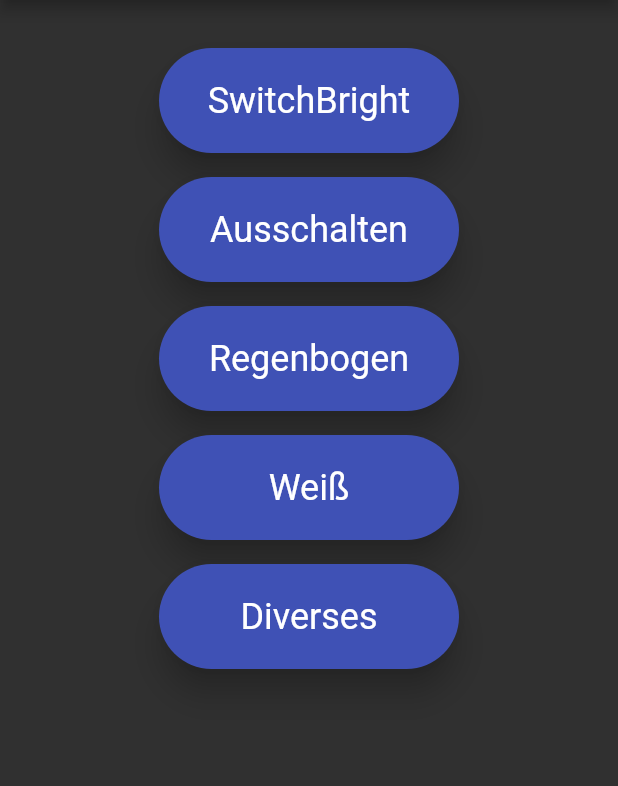
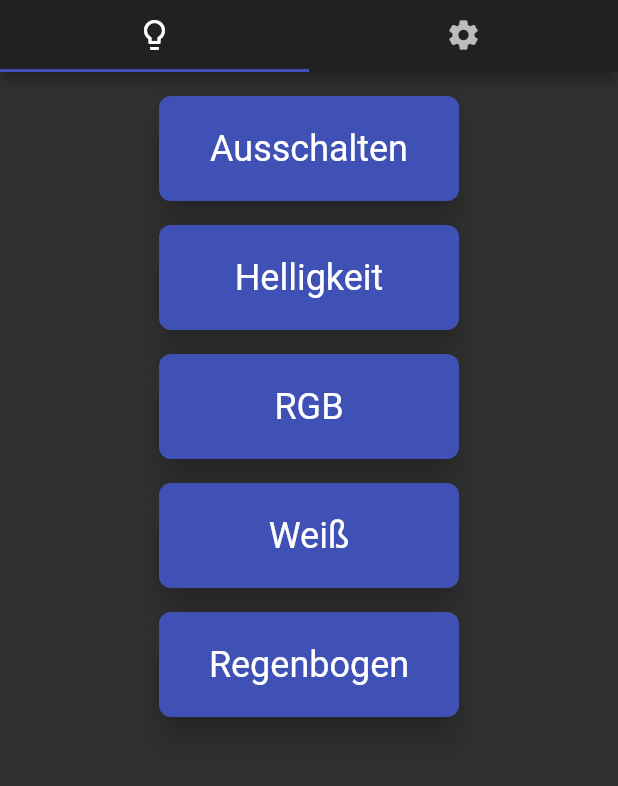
Before and after one commit to tobiasreissmann/ip_remote, a Flutter app: the screen it shows after launch, on a phone screen of 412 x 824 dp, the part 84-870 px from its top. Run offline on Flutter 3.47's test engine with Material 2 defaults, Android fonts, the light colour scheme and no system bars.

Commit message:
pages förtig

```diff
--- /dev/null
+++ b/color_remote/lib/light_button.dart
@@ -0,0 +1,39 @@
+import 'package:flutter/material.dart';
+
+class LightButton extends StatelessWidget {
+  final Widget child;
+  final String text;
+  final VoidCallback onPressed;
+
+  LightButton({
+    Key key,
+    this.child,
+    this.text,
+    this.onPressed,
+  }) : super(key: key);
+
+  @override
+  Widget build(BuildContext context) {
+    return Column(
+      children: <Widget>[
+        ButtonTheme(
+          minWidth: 200,
+          height: 70,
+          buttonColor: Colors.indigo,
+          child: RaisedButton(
+            shape: RoundedRectangleBorder(borderRadius: BorderRadius.circular(8)),
+            elevation: 9,
+            child: Text(
+              text,
+              style: TextStyle(color: Colors.white, fontSize: 24, fontWeight: FontWeight.w400),
+            ),
+            onPressed: onPressed,
+          ),
+        ),
+        Padding(
+          padding: EdgeInsets.all(8),
+        ),
+      ],
+    );
+  }
+}
--- /dev/null
+++ b/color_remote/lib/light_page.dart
@@ -0,0 +1,57 @@
+import 'package:color_remote/light_button.dart';
+import 'package:flutter/material.dart';
+
+class LightPage extends StatelessWidget {
+  final GlobalKey<ScaffoldState> scaffoldKey;
+
+  LightPage({Key key, this.scaffoldKey}) : super(key: key);
+
+  @override
+  Widget build(BuildContext context) {
+    return Container(
+      width: MediaQuery.of(context).size.width,
+      child: ListView(
+        children: <Widget>[
+          Column(
+            mainAxisAlignment: MainAxisAlignment.center,
+            crossAxisAlignment: CrossAxisAlignment.center,
+            children: <Widget>[
+              Padding(padding: EdgeInsets.all(8)),
+              LightButton(
+                text: 'Ausschalten',
+                onPressed: () => showSnack('Ausgeschaltet'),
+              ),
+              LightButton(
+                text: 'Helligkeit',
+                onPressed: () => showSnack('Helligkeit geändert'),
+              ),
+              LightButton(
+                text: 'RGB',
+                onPressed: () => showSnack('RGB-Modus'),
+              ),
+              LightButton(
+                text: 'Weiß',
+                onPressed: () => showSnack('Weiß-Modus'),
+              ),
+              LightButton(
+                text: 'Regenbogen',
+                onPressed: () => showSnack('Regenbogen-Modus'),
+              ),
+            ],
+          )
+        ],
+      ),
+    );
+  }
+
+  void showSnack(String text) {
+    scaffoldKey.currentState.removeCurrentSnackBar();
+    scaffoldKey.currentState.showSnackBar(
+      SnackBar(
+        content: Text(
+          text,
+        ),
+      ),
+    );
+  }
+}
--- a/color_remote/lib/main.dart
+++ b/color_remote/lib/main.dart
@@ -1,3 +1,4 @@
+import 'package:color_remote/light_page.dart';
 import 'package:flutter/material.dart';
 
 void main() => runApp(MyApp());
@@ -7,9 +8,9 @@ class MyApp extends StatelessWidget {
   Widget build(BuildContext context) {
     return MaterialApp(
       theme: ThemeData(
-        primarySwatch: Colors.blue,
+        primarySwatch: Colors.indigo,
         brightness: Brightness.dark,
-        accentColor: Colors.blue[700],
+        accentColor: Colors.indigo,
       ),
       home: MyHomePage(),
     );
@@ -26,112 +27,24 @@ class _MyHomePageState extends State<MyHomePage> {
 
   @override
   Widget build(BuildContext context) {
-    return Scaffold(
-      key: _scaffoldKey,
-      appBar: AppBar(
-        title: Text('Wlads IoT Lampe'),
-      ),
-      body: Container(
-        width: MediaQuery.of(context).size.width,
-        child: ListView(
+    return DefaultTabController(
+      length: 2,
+      initialIndex: 0,
+      child: Scaffold(
+        key: _scaffoldKey,
+        appBar: AppBar(
+          title: Text('Wlads IoT Lampe'),
+          bottom: TabBar(
+            tabs: <Widget>[
+              Tab(icon: Icon(Icons.lightbulb_outline)),
+              Tab(icon: Icon(Icons.settings)),
+            ],
+          ),
+        ),
+        body: TabBarView(
           children: <Widget>[
-            Column(
-              mainAxisAlignment: MainAxisAlignment.center,
-              crossAxisAlignment: CrossAxisAlignment.center,
-              children: <Widget>[
-                Padding(
-                  padding: EdgeInsets.all(16),
-                ),
-                ButtonTheme(
-                  minWidth: 200,
-                  height: 70,
-                  buttonColor: Colors.indigo,
-                  child: RaisedButton(
-                    shape: RoundedRectangleBorder(borderRadius: BorderRadius.circular(35)),
-                    elevation: 9,
-                    child: Text(
-                      'SwitchBright',
-                      style: TextStyle(color: Colors.white, fontSize: 24, fontWeight: FontWeight.w400),
-                    ),
-                    onPressed: () => _scaffoldKey.currentState.showSnackBar(
-                          SnackBar(
-                            content: Text(
-                              'feedbackMessage',
-                            ),
-                          ),
-                        ),
-                  ),
-                ),
-                Padding(
-                  padding: EdgeInsets.all(8),
-                ),
-                ButtonTheme(
-                  minWidth: 200,
-                  height: 70,
-                  buttonColor: Colors.indigo,
-                  child: RaisedButton(
-                    shape: RoundedRectangleBorder(borderRadius: BorderRadius.circular(35)),
-                    elevation: 9,
-                    child: Text(
-                      'Ausschalten',
-                      style: TextStyle(color: Colors.white, fontSize: 24, fontWeight: FontWeight.w400),
-                    ),
-                    onPressed: () => print('Wlad'),
-                  ),
-                ),
-                Padding(
-                  padding: EdgeInsets.all(8),
-                ),
-                ButtonTheme(
-                  minWidth: 200,
-                  height: 70,
-                  buttonColor: Colors.indigo,
-                  child: RaisedButton(
-                    shape: RoundedRectangleBorder(borderRadius: BorderRadius.circular(35)),
-                    elevation: 9,
-                    child: Text(
-                      'Regenbogen',
-                      style: TextStyle(color: Colors.white, fontSize: 24, fontWeight: FontWeight.w400),
-                    ),
-                    onPressed: () => print('Wlad'),
-                  ),
-                ),
-                Padding(
-                  padding: EdgeInsets.all(8),
-                ),
-                ButtonTheme(
-                  minWidth: 200,
-                  height: 70,
-                  buttonColor: Colors.indigo,
-                  child: RaisedButton(
-                    shape: RoundedRectangleBorder(borderRadius: BorderRadius.circular(35)),
-                    elevation: 9,
-                    child: Text(
-                      'Weiß',
-                      style: TextStyle(color: Colors.white, fontSize: 24, fontWeight: FontWeight.w400),
-                    ),
-                    onPressed: () => print('Wlad'),
-                  ),
-                ),
-                Padding(
-                  padding: EdgeInsets.all(8),
-                ),
-                ButtonTheme(
-                  minWidth: 200,
-                  height: 70,
-                  buttonColor: Colors.indigo,
-                  child: RaisedButton(
-                    shape: RoundedRectangleBorder(borderRadius: BorderRadius.circular(35)),
-                    elevation: 9,
-                    child: Text(
-                      'Diverses',
-                      style: TextStyle(color: Colors.white, fontSize: 24, fontWeight: FontWeight.w400),
-                    ),
-                    onPressed: () => print('Wlad'),
-                  ),
-                ),
-              ],
-            )
+            LightPage(scaffoldKey: _scaffoldKey),
+            Text('Settings'),
           ],
         ),
       ),
```
